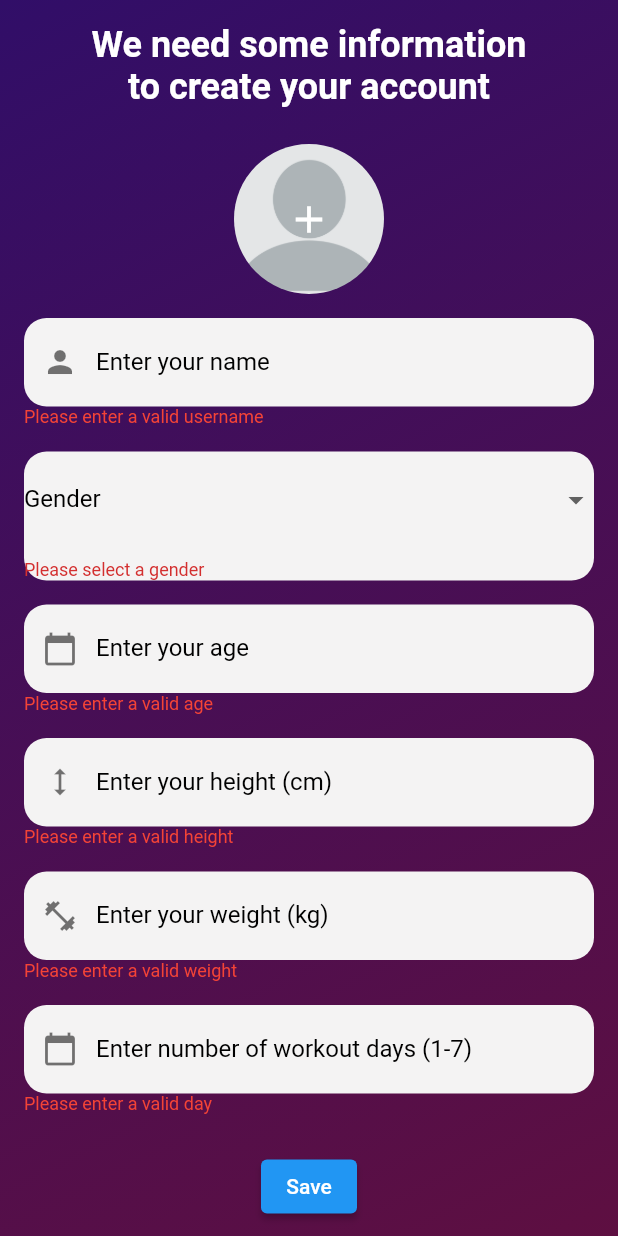
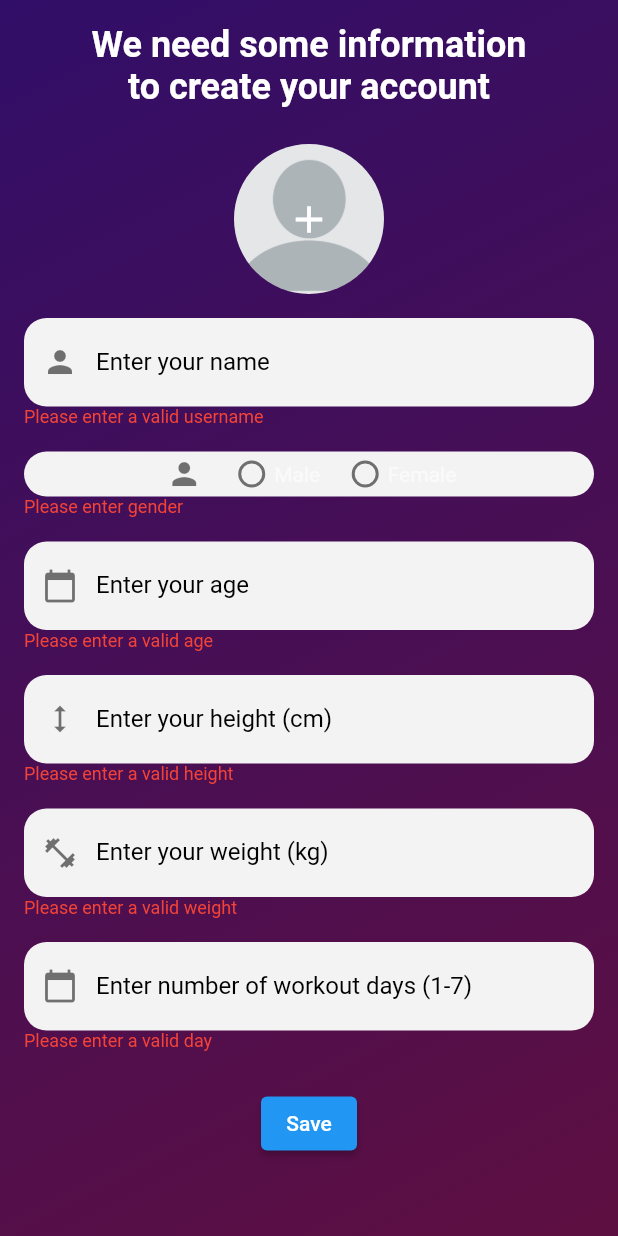
Before and after one commit to YasinSefa15/pain4gain, a Flutter app: the screen it shows after launch, after a tap on "Start", after a tap on "Save", on a phone screen of 412 x 824 dp. Run offline on Flutter 3.47's test engine with Material 2 defaults, Android fonts, the phone set to English and light mode, and no system bars; our stand-ins replace image_picker, shared_preferences.

Commit message:
-Registration page gender updated, overflow error fixed. -Profile page fixed

```diff
--- a/lib/pages/profile_page/ProfilePage.dart
+++ b/lib/pages/profile_page/ProfilePage.dart
@@ -2,6 +2,8 @@ import 'package:flutter/material.dart';
 import 'package:pain4gain/pages/profile_page/profile_edit_page.dart';
 import 'package:shared_preferences/shared_preferences.dart';
 import 'dart:io';
+import 'package:flutter/services.dart' show rootBundle;
+import 'package:path_provider/path_provider.dart';
 
 class ProfilePage extends StatefulWidget {
   const ProfilePage({Key? key}) : super(key: key);
@@ -11,25 +13,33 @@ class ProfilePage extends StatefulWidget {
 }
 
 class _ProfilePageState extends State<ProfilePage> {
+
   late File _profilePhoto = File('assets/default_user_avatar.png');
-
   @override
   void initState() {
     super.initState();
     _loadProfilePhoto();
   }
 
-  void initializePage() {
-    initState();
-  }
-
   Future<void> _loadProfilePhoto() async {
     SharedPreferences prefs = await SharedPreferences.getInstance();
     String profilePhotoPath = prefs.getString('profile_image_path') ?? '';
 
+    if (profilePhotoPath.isNotEmpty) {
       setState(() {
         _profilePhoto = File(profilePhotoPath);
       });
+    } else {
+      final defaultImage =
+      await rootBundle.load('assets/default_user_avatar.png');
+      final tempDir = await getTemporaryDirectory();
+      final tempFile = File('${tempDir.path}/default_user_avatar.png');
+      await tempFile.writeAsBytes(defaultImage.buffer.asUint8List());
+
+      setState(() {
+        _profilePhoto = tempFile;
+      });
+    }
   }
 
   @override
--- a/lib/pages/registration_page/RegistrationPage.dart
+++ b/lib/pages/registration_page/RegistrationPage.dart
@@ -6,6 +6,8 @@ import 'package:image_picker/image_picker.dart';
 import 'dart:io';
 
 class OnboardingScreen extends StatefulWidget {
+  const OnboardingScreen({super.key});
+
   @override
   _OnboardingScreenState createState() => _OnboardingScreenState();
 }
@@ -69,13 +71,13 @@ class _OnboardingScreenState extends State<OnboardingScreen> {
           int.parse(_ageController.text) < 7 ||
           int.parse(_ageController.text) > 100;
       _showHeightError = _heightController.text.isEmpty ||
-          int.tryParse(_heightController.text) == null ||
-          int.parse(_heightController.text) < 70 ||
-          int.parse(_heightController.text) > 250;
+          double.tryParse(_heightController.text) == null ||
+          double.parse(_heightController.text) < 70 ||
+          double.parse(_heightController.text) > 250;
       _showWeightError = _weightController.text.isEmpty ||
-          int.tryParse(_weightController.text) == null ||
-          int.parse(_weightController.text) < 30 ||
-          int.parse(_weightController.text) > 300;
+          double.tryParse(_weightController.text) == null ||
+          double.parse(_weightController.text) < 30 ||
+          double.parse(_weightController.text) > 300;
       _showExerciseDaysError = _exerciseDaysController.text.isEmpty ||
           int.tryParse(_exerciseDaysController.text) == null ||
           int.parse(_exerciseDaysController.text) < 0 ||
@@ -94,8 +96,8 @@ class _OnboardingScreenState extends State<OnboardingScreen> {
     SharedPreferences prefs = await SharedPreferences.getInstance();
     await prefs.setString('username', _usernameController.text);
     await prefs.setInt('age', int.parse(_ageController.text));
-    await prefs.setInt('height', int.parse(_heightController.text));
-    await prefs.setInt('weight', int.parse(_weightController.text));
+    await prefs.setDouble('height', double.parse(_heightController.text));
+    await prefs.setDouble('weight', double.parse(_weightController.text));
     await prefs.setString('gender', _selectedGender!);
     await prefs.setInt(
         'workoutDays', int.parse(_exerciseDaysController.text));
@@ -105,11 +107,30 @@ class _OnboardingScreenState extends State<OnboardingScreen> {
       MaterialPageRoute(builder: (context) => MyApp()),
     );
   }
-
+  Widget build(BuildContext context) {
+    return Scaffold(
+      appBar: null,
+      resizeToAvoidBottomInset: false,
+      body: SafeArea(
+        child: SizedBox(
+          height: MediaQuery.of(context).size.height,
+          width: MediaQuery.of(context).size.width,
+          child: PageView(
+            controller: _pageController,
+            physics: const NeverScrollableScrollPhysics(),
+            children: [
+              _buildFirstPage(),
+              _buildSecondPage(),
+            ],
+          ),
+        ),
+      ),
+    );
+  }
   Widget _buildFirstPage() {
     return Scaffold(
       body: Container(
-        decoration: BoxDecoration(
+        decoration: const BoxDecoration(
             color: Colors.black,
             image: DecorationImage(
                 image: AssetImage('assets/cover.jpg'),
@@ -187,6 +208,7 @@ class _OnboardingScreenState extends State<OnboardingScreen> {
       ),
       //color: Colors.indigo, // Customize the background color
       padding: EdgeInsets.all(16),
+      child: SingleChildScrollView(
         child: Column(
           mainAxisAlignment: MainAxisAlignment.center,
           crossAxisAlignment: CrossAxisAlignment.center,
@@ -249,11 +271,11 @@ class _OnboardingScreenState extends State<OnboardingScreen> {
                   child: TextField(
                     cursorColor: Colors.black38,
                     controller: _usernameController,
-                  decoration: InputDecoration(
+                    decoration: const InputDecoration(
                         border: InputBorder.none,
-                      prefixIcon: const Icon(Icons.person, color: Colors.black54),
+                        prefixIcon: Icon(Icons.person, color: Colors.black54),
                         labelText: 'Enter your name',
-                      labelStyle: const TextStyle(color: Colors.black, fontSize: 16),
+                        labelStyle: TextStyle(color: Colors.black, fontSize: 16),
                         //errorText: _errors['name'],
                         errorMaxLines: 1,
                         errorStyle: TextStyle()
@@ -261,15 +283,15 @@ class _OnboardingScreenState extends State<OnboardingScreen> {
                   ),
                 ),
                 if (_showUsernameError == true)
-                Text('Please enter a valid username',
-                  style: const TextStyle(fontSize: 12, color: Colors.red),
+                  const Text('Please enter a valid username',
+                    style: TextStyle(fontSize: 12, color: Colors.red),
                   ),
 
 
               ],
             ),
 
-          SizedBox(height: 10),
+            const SizedBox(height: 10),
 
             Column(
                 crossAxisAlignment: CrossAxisAlignment.start,
@@ -278,35 +300,66 @@ class _OnboardingScreenState extends State<OnboardingScreen> {
                 Container(
                   alignment: Alignment.centerLeft,
                   decoration: BoxDecoration(
-                    color: Color.fromRGBO(244, 243, 243, 175),
+                      color: const Color.fromRGBO(244, 243, 243, 175),
                       borderRadius: BorderRadius.circular(15)
                   ),
-              child: DropdownButtonFormField<String>(
-
-                value: _selectedGender,
+                  child: Row(
+                    mainAxisAlignment: MainAxisAlignment.center,
+                    children: [
+                      const SizedBox(
+                        width: 30,
+                        height: 30,
+                        child: TextField(
+                          cursorColor: Colors.black38,
+                          decoration: const InputDecoration(
+                              border: InputBorder.none,
+                              prefixIcon: Icon(Icons.person, color: Colors.black54),
+                              labelText: 'Gender',
+                              labelStyle: TextStyle(color: Colors.black, fontSize: 16),
+                          ),
+                        ),
+                      ),
+                      const SizedBox(width: 15,),
+                      SizedBox(
+                        width: 30,
+                        height: 30,
+                        child: Radio<String>(
+                          activeColor: Colors.white60,
+                          value: 'male',
+                          groupValue: _selectedGender,
                           onChanged: (value) {
                             setState(() {
-                    _selectedGender = value;
+                              _selectedGender = value!;
                             });
                           },
-                items: [
-                  DropdownMenuItem(
-                    value: 'Male',
-                    child: Text('Male'),
-                  ),
-                  DropdownMenuItem(
-                    value: 'Female',
-                    child: Text('Female'),
-                  ),
-                ],
-                decoration: InputDecoration(
-                  border: InputBorder.none,
-                  labelText: 'Gender',
-                  labelStyle: TextStyle(color: Colors.black, fontSize: 16 ),
-                  errorText: _showGenderError ? 'Please select a gender' : null,
                         ),
                       ),
-            ),]
+                      const Text('Male', style: TextStyle(color: Colors.white60)),
+                      const SizedBox(width: 15,),
+                      SizedBox(
+                        width: 30,
+                        height: 30,
+                        child: Radio<String>(
+                          activeColor: Colors.white,
+                          value: 'female',
+                          groupValue: _selectedGender,
+                          onChanged: (value) {
+                            setState(() {
+                              _selectedGender = value!;
+                            });
+                          },
+                        ),
+                      ),
+                      const Text('Female', style: TextStyle(color: Colors.white60)),
+                    ],
+                  ),
+              ),
+                if (_showGenderError == true)
+                  Text('Please enter gender',
+                    style: const TextStyle(fontSize: 12, color: Colors.red),
+                  ),
+              ]
+
             ),
             SizedBox(height: 10),
 
@@ -446,28 +499,12 @@ class _OnboardingScreenState extends State<OnboardingScreen> {
             ),
           ],
         ),
+      ),
     );
   }
 
   @override
-  Widget build(BuildContext context) {
-    return Scaffold(
-      appBar: null,
-      resizeToAvoidBottomInset: false,
-      body: Container(
-        height: MediaQuery.of(context).size.height,
-        width: MediaQuery.of(context).size.width,
-        child: PageView(
-          controller: _pageController,
-          physics: NeverScrollableScrollPhysics(),
-          children: [
-            _buildFirstPage(),
-            _buildSecondPage(),
-          ],
-        ),
-      ),
-    );
-  }
+
   void _showImageSourceDialog() {
     showDialog(
       context: context,
```
Lines whose indentation alone changed are shown as unchanged.
